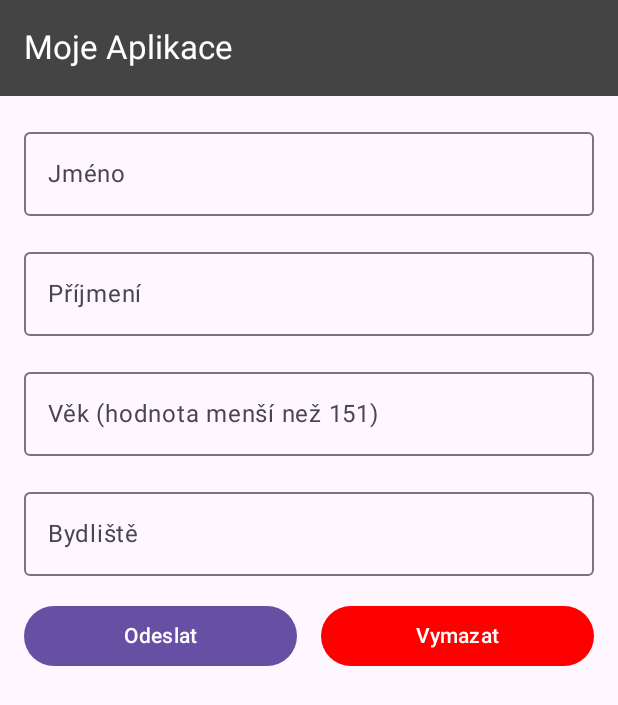
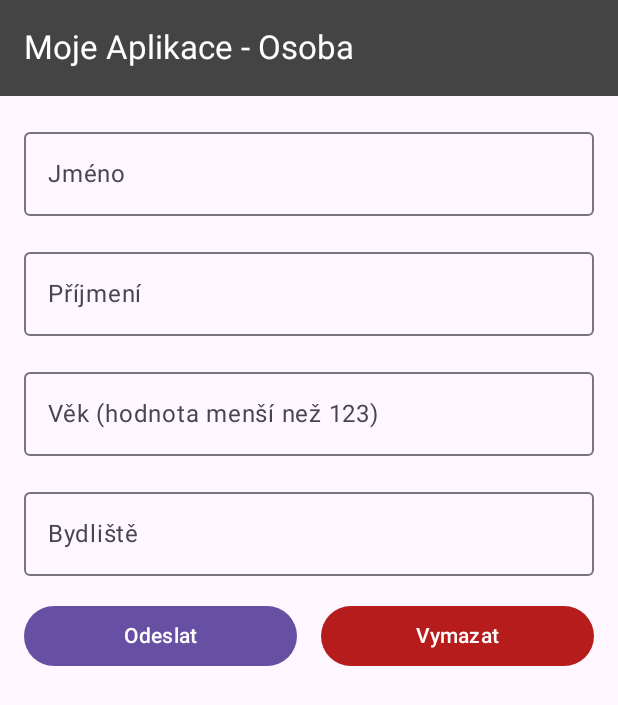
Before and after one commit to gjanova/github-gj-pma-2024, an Android app built with Jetpack Compose: the screen it shows after launch (MainActivity), on a phone screen of 412 x 824 dp. Shown: the top 705 px of the screen. Run offline under Robolectric (Android 15) with nearby library versions, the phone set to English and light mode, and no system bars.

Commit message:
commit z hodiny

```diff
--- a/MyApp004JetpackCompose/app/src/main/java/com/example/myapp004jetpackcompose/MainActivity.kt
+++ b/MyApp004JetpackCompose/app/src/main/java/com/example/myapp004jetpackcompose/MainActivity.kt
@@ -3,15 +3,35 @@ package com.example.myapp004jetpackcompose
 import android.os.Bundle
 import androidx.activity.ComponentActivity
 import androidx.activity.compose.setContent
-import androidx.compose.foundation.layout.*
-import androidx.compose.material3.*
-import androidx.compose.runtime.*
+import androidx.activity.enableEdgeToEdge
+import androidx.compose.foundation.layout.Arrangement
+import androidx.compose.foundation.layout.Column
+import androidx.compose.foundation.layout.Row
+import androidx.compose.foundation.layout.fillMaxSize
+import androidx.compose.foundation.layout.fillMaxWidth
+import androidx.compose.foundation.layout.padding
+import androidx.compose.material3.Button
+import androidx.compose.material3.ButtonDefaults
+import androidx.compose.material3.ExperimentalMaterial3Api
+import androidx.compose.material3.MaterialTheme
+import androidx.compose.material3.OutlinedTextField
+import androidx.compose.material3.Scaffold
+import androidx.compose.material3.Text
+import androidx.compose.material3.TopAppBar
+import androidx.compose.material3.TopAppBarDefaults
+import androidx.compose.runtime.Composable
+import androidx.compose.runtime.getValue
+import androidx.compose.runtime.mutableStateOf
+import androidx.compose.runtime.remember
+import androidx.compose.runtime.setValue
 import androidx.compose.ui.Modifier
 import androidx.compose.ui.graphics.Color
 import androidx.compose.ui.tooling.preview.Preview
 import androidx.compose.ui.unit.dp
+import com.example.myapp004jetpackcompose.ui.theme.myapp004jetpackcompose
 
-class MainActivity : ComponentActivity () {
+
+class MainActivity : ComponentActivity() {
     override fun onCreate(savedInstanceState: Bundle?) {
         super.onCreate(savedInstanceState)
         setContent {
@@ -20,22 +40,29 @@ class MainActivity : ComponentActivity () {
     }
 }
 
+
 @OptIn(ExperimentalMaterial3Api::class)
 @Composable
-fun ComposePerson(){
+fun ComposePerson() {
+
+
     /*
     První řádek inicializuje stav
     pro první textové pole (zde pro jméno).
     V Compose je důležité mít stav pro každý vstup,
     aby se mohly UI prvky aktualizovat,
     když se změní vstup uživatele.
+
     remember znamená, že hodnotu tohoto stavu
     si Compose pamatuje mezi změnami zobrazení (recompositions).
+
     mutableStateOf("") nastavuje počáteční hodnotu
     jako prázdný textový řetězec.
     Kdykoliv se stav name změní, Compose znovu vykreslí části,
     které závisí na této hodnotě.
+
     */
+
     // Stavy pro jednotlivé textové vstupy
     var name by remember { mutableStateOf("") }
     var surname by remember { mutableStateOf("") }
@@ -48,14 +75,17 @@ fun ComposePerson(){
     Scaffold(
         topBar = {
             TopAppBar(
-                title = { Text("Moje Aplikace", color = Color.White) }, // Nastaví barvu textu na bílou
+                title = { Text("Moje Aplikace - Osoba", color = Color.White) }, // Nastaví barvu textu na bílou
                 colors = TopAppBarDefaults.centerAlignedTopAppBarColors(
                     containerColor = Color.DarkGray,  // Nastaví pozadí na černé
                     //titleContentColor = Color.White // Nastaví barvu textu na bílou
                 )
             )
         }
-    ) {innerPadding ->
+    ) { innerPadding ->
+
+
+        // Zbytek obsahu se vykresluje uvnitř Scaffold s paddingem
         Column(
             modifier = Modifier
                 .fillMaxSize()
@@ -63,6 +93,7 @@ fun ComposePerson(){
                 .padding(16.dp),
             verticalArrangement = Arrangement.spacedBy(16.dp)
         ) {
+
             // Textová pole pro vstupy
             OutlinedTextField(
                 value = name,
@@ -70,34 +101,39 @@ fun ComposePerson(){
                 label = { Text("Jméno") },
                 modifier = Modifier.fillMaxWidth()
             )
+
             OutlinedTextField(
                 value = surname,
                 onValueChange = { surname = it },
                 label = { Text("Příjmení") },
                 modifier = Modifier.fillMaxWidth()
             )
+
             OutlinedTextField(
                 value = age,
                 onValueChange = {
                     // Omezíme vstup na číslice a kontrolujeme, že číslo není větší než 150
-                    if (it.all { char -> char.isDigit() } && it.toIntOrNull()?.let { it <= 150 } == true) {
+                    if (it.all { char -> char.isDigit() } && it.toIntOrNull()?.let { it <= 123 } == true) {
                         age = it
                     }
                 },
-                label = { Text("Věk (hodnota menší než 151)") },
+                label = { Text("Věk (hodnota menší než 123)") },
                 modifier = Modifier.fillMaxWidth()
             )
+
             OutlinedTextField(
                 value = place,
                 onValueChange = { place = it },
                 label = { Text("Bydliště") },
                 modifier = Modifier.fillMaxWidth()
             )
+
             // Tlačítka Odeslat a Vymazat
             Row(
                 modifier = Modifier.fillMaxWidth(),
                 horizontalArrangement = Arrangement.spacedBy(16.dp)
             ) {
+
                 Button(
                     onClick = {
                         resultText = "Jmenuji se $name $surname. Je mi $age let a moje bydliště je $place."
@@ -106,6 +142,7 @@ fun ComposePerson(){
                 ) {
                     Text("Odeslat")
                 }
+
                 Button(
                     onClick = {
                         name = ""
@@ -116,13 +153,14 @@ fun ComposePerson(){
                     },
                     modifier = Modifier.weight(1f),
                     colors = ButtonDefaults.buttonColors(
-                        containerColor = Color(0xFFFF0000),  // Hexadecimální barva pro pozadí tlačítka
+                        containerColor = Color(0xFFB71C1C),  // Hexadecimální barva pro pozadí tlačítka
                         contentColor = Color.White  // Barva textu na tlačítku
                     )
                 ) {
                     Text("Vymazat")
                 }
             }
+
             // Výsledek
             if (resultText.isNotEmpty()) {
                 Text(
@@ -131,9 +169,17 @@ fun ComposePerson(){
                     modifier = Modifier.padding(top = 16.dp)
                 )
             }
+
+
         }
+
     }
+
+
 }
+
+
+
 @Preview(showBackground = true)
 @Composable
 fun DefaultPreview() {
--- a/MyApp004JetpackCompose/gradle/libs.versions.toml
+++ b/MyApp004JetpackCompose/gradle/libs.versions.toml
@@ -5,7 +5,7 @@ coreKtx = "1.13.1"
 junit = "4.13.2"
 junitVersion = "1.2.1"
 espressoCore = "3.6.1"
-lifecycleRuntimeKtx = "2.6.1"
+lifecycleRuntimeKtx = "2.8.6"
 activityCompose = "1.9.2"
 composeBom = "2024.04.01"
 
```
Also changed, not shown: MyApp004JetpackCompose/gradle/wrapper/gradle-wrapper.properties. Lines whose indentation alone changed are shown as unchanged.
